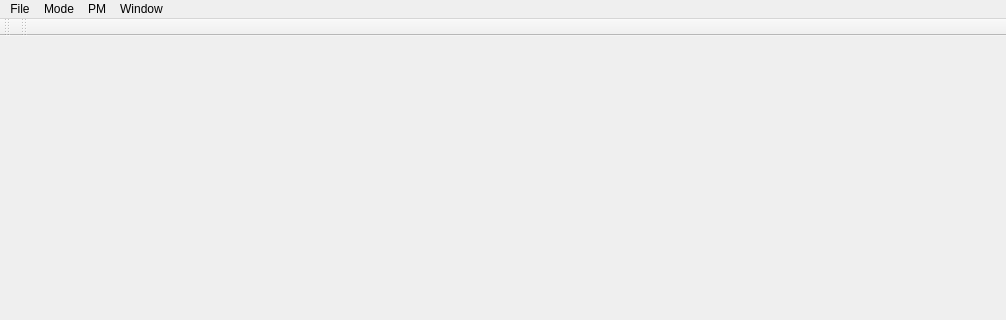
Above: FBCDesigner/MainWindow.ui from gnishida/FBCDesigner before the change; both pictures show x 0 to 1006 and y 0 to 320 of the 1006 by 800 pixel window. Below: the same form after it.
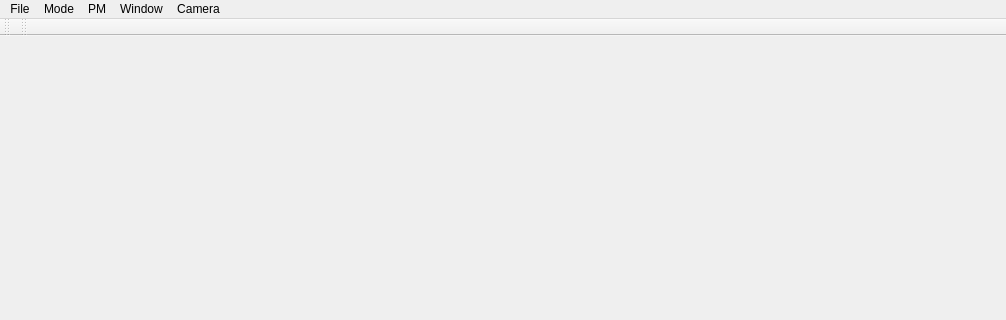
That is the form after the change. Icons and pictures are not drawn.

```diff
--- a/FBCDesigner/MainWindow.ui
+++ b/FBCDesigner/MainWindow.ui
@@ -81,10 +81,18 @@
     <addaction name="actionModeBlock"/>
     <addaction name="actionModeParcel"/>
    </widget>
+   <widget class="QMenu" name="menuCamera">
+    <property name="title">
+     <string>Camera</string>
+    </property>
+    <addaction name="actionCameraDefault"/>
+    <addaction name="actionCameraCar"/>
+   </widget>
    <addaction name="menuFile"/>
    <addaction name="menuMode"/>
    <addaction name="menuPM"/>
    <addaction name="menuWindow"/>
+   <addaction name="menuCamera"/>
   </widget>
   <widget class="QToolBar" name="fileToolBar">
    <attribute name="toolBarArea">
```
Left out of the diff: 10 changed lines with no effect on the pictures.
